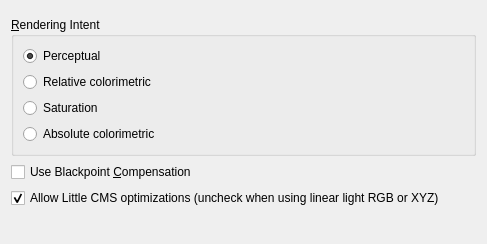
Old version of the form libs/ui/forms/wdgconvertcolorspace.ui in the repository KDE/krita.
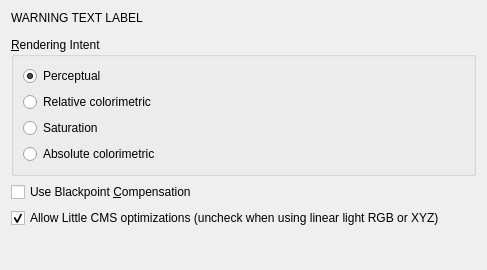
New version of the form. Custom widgets are drawn as their Qt base class.

Commit message:
Add a warning to the import color space conversion dialog
CCBUG:470084

```diff
--- a/libs/ui/forms/wdgconvertcolorspace.ui
+++ b/libs/ui/forms/wdgconvertcolorspace.ui
@@ -11,13 +11,23 @@
     <x>0</x>
     <y>0</y>
     <width>487</width>
-    <height>244</height>
+    <height>270</height>
    </rect>
   </property>
   <property name="windowTitle">
    <string>Colorspace Conversion</string>
   </property>
   <layout class="QVBoxLayout" name="verticalLayout">
+   <item>
+    <widget class="QLabel" name="lblHeadlineWarning">
+     <property name="text">
+      <string notr="true">WARNING TEXT LABEL</string>
+     </property>
+     <property name="wordWrap">
+      <bool>true</bool>
+     </property>
+    </widget>
+   </item>
    <item>
     <widget class="KisColorSpaceSelector" name="colorSpaceSelector" native="true"/>
    </item>
```
Left out of the diff: 10 changed lines with no effect on the pictures. The commit also changes 2 other files.
